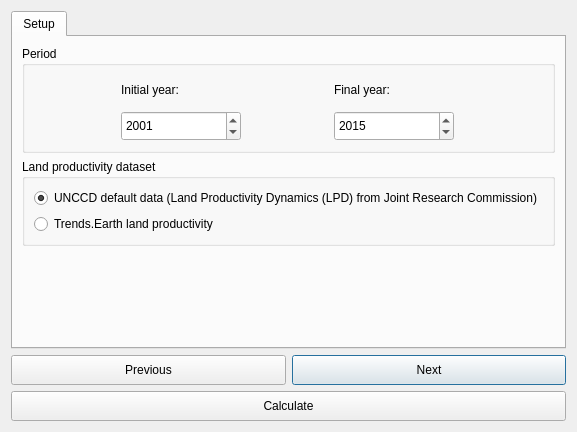
This is LDMP/gui/DlgCalculateSDGOneStep.ui in ConservationInternational/trends.earth as Qt 5 draws it before an edit. The edited form follows.
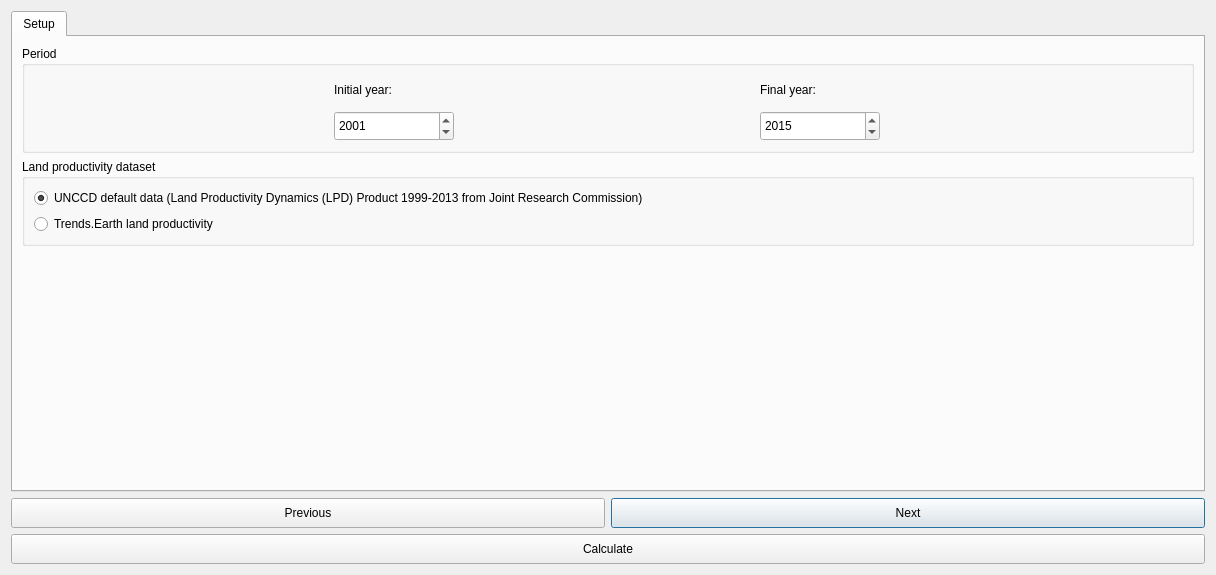
This is the edited form.

Commit message: Adding changes to GUI interfaces and additional interface for the single/multiple polygon entries

```diff
--- a/LDMP/gui/DlgCalculateSDGOneStep.ui
+++ b/LDMP/gui/DlgCalculateSDGOneStep.ui
@@ -6,8 +6,8 @@
    <rect>
     <x>0</x>
     <y>0</y>
-    <width>559</width>
-    <height>432</height>
+    <width>1216</width>
+    <height>575</height>
    </rect>
   </property>
   <property name="sizePolicy">
@@ -203,7 +203,7 @@
           <item row="0" column="0" colspan="2">
            <widget class="QRadioButton" name="mode_lpd_jrc">
             <property name="text">
-             <string>UNCCD default data (Land Productivity Dynamics (LPD) from Joint Research Commission)</string>
+             <string>UNCCD default data (Land Productivity Dynamics (LPD) Product 1999-2013 from Joint Research Commission)</string>
             </property>
             <property name="checked">
              <bool>true</bool>
```
The commit also changes 5 other files.
